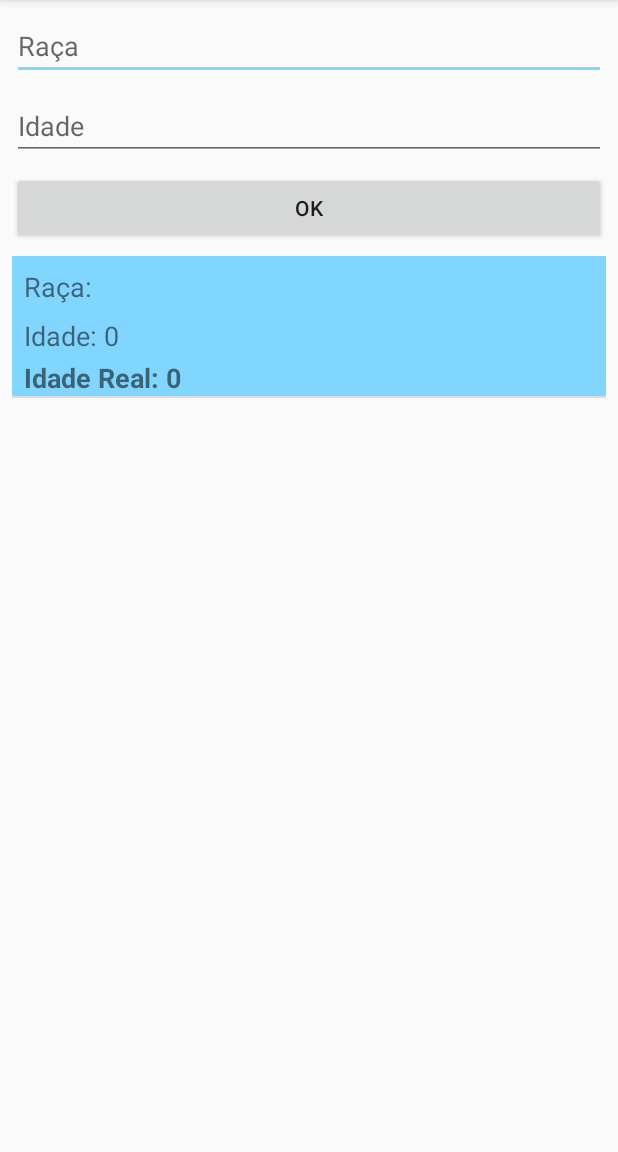
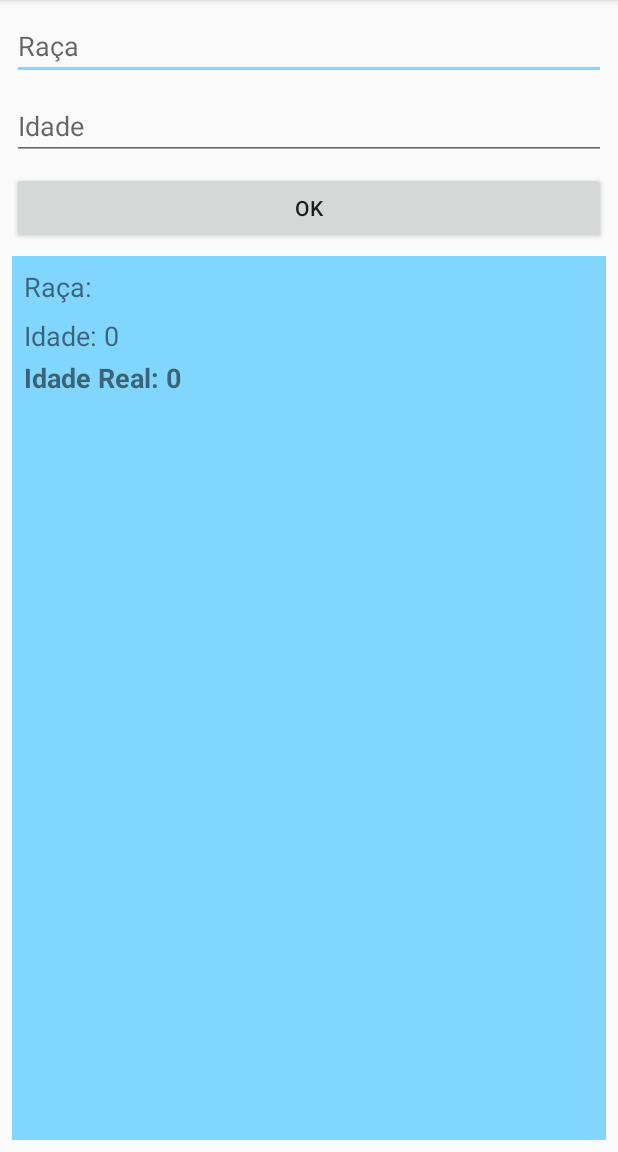
Before and after one commit to BrunoSouza22397/aulas-android, an Android app: the screen it shows after launch (MainActivity), after a tap on "OK", on a phone screen of 412 x 824 dp, the part 84-1236 px from its top. Run offline under Robolectric (Android 15) with nearby library versions, the phone set to English and light mode, and no system bars; 1 statement that could not run was skipped.

Commit message:
Recycler View

```diff
--- a/ExArrayAdapterDog/app/build.gradle
+++ b/ExArrayAdapterDog/app/build.gradle
@@ -25,4 +25,5 @@ dependencies {
     testImplementation 'junit:junit:4.12'
     androidTestImplementation 'com.android.support.test:runner:1.0.2'
     androidTestImplementation 'com.android.support.test.espresso:espresso-core:3.0.2'
+    implementation 'com.android.support:recyclerview-v7:27.1.1'
 }
--- a/ExArrayAdapterDog/app/src/main/java/bruno/souza/exarrayadapterdog/adapters/DogAdapter.java
+++ b/ExArrayAdapterDog/app/src/main/java/bruno/souza/exarrayadapterdog/adapters/DogAdapter.java
@@ -1,10 +1,11 @@
 package bruno.souza.exarrayadapterdog.adapters;
 
 import android.content.Context;
+import android.support.annotation.NonNull;
+import android.support.v7.widget.RecyclerView;
 import android.view.LayoutInflater;
 import android.view.View;
 import android.view.ViewGroup;
-import android.widget.BaseAdapter;
 import android.widget.TextView;
 
 import java.util.ArrayList;
@@ -12,62 +13,49 @@ import java.util.ArrayList;
 import bruno.souza.exarrayadapterdog.R;
 import bruno.souza.exarrayadapterdog.model.Dog;
 
-public class DogAdapter extends BaseAdapter{
+public class DogAdapter extends RecyclerView.Adapter {
 
     private Context context;
     private ArrayList<Dog> dogs;
-    private LayoutInflater inflater;
 
     public DogAdapter(Context context, ArrayList<Dog> dogs) {
         this.context = context;
         this.dogs = dogs;
-        this.inflater = LayoutInflater.from(context);
+    }
+
+    @NonNull
+    @Override
+    public RecyclerView.ViewHolder onCreateViewHolder(@NonNull ViewGroup parent, int viewType) {
+        View view = LayoutInflater.from(context).inflate(R.layout.line_dog, parent,false);
+        ViewHolder holder = new ViewHolder(view);
+        return holder;
     }
 
     @Override
-    public int getCount() {
+    public void onBindViewHolder(@NonNull RecyclerView.ViewHolder holder, int position) {
+        ViewHolder hold = (ViewHolder) holder;
+        Dog dog = dogs.get(position);
+
+        hold.tvRace.setText("Raça: "+dog.getRace());
+        hold.tvAge.setText("Idade: "+dog.getAge());
+        hold.tvRealAge.setText("Idade Real: "+dog.calcDogAge());
+    }
+
+    @Override
+    public int getItemCount() {
         return dogs.size();
     }
 
-    @Override
-    public Dog getItem(int position) {
-        return dogs.get(position);
-    }
-
-    @Override
-    public long getItemId(int position) {
-        return 0;
-    }
-
-    @Override
-    public View getView(int position, View convertView, ViewGroup parent) {
-        ViewHolder holder;
-
-        if (convertView == null){
-            convertView = inflater.inflate(R.layout.line_dog, parent, false);
-            holder = new ViewHolder(convertView);
-            convertView.setTag(holder);
-        }else{
-            holder = (ViewHolder) convertView.getTag();
-        }
-
-        Dog d = getItem(position);
-
-        holder.tvRace.setText("Raça: "+d.getRace());
-        holder.tvAge.setText("Idade: "+d.getAge());
-        holder.tvRealAge.setText("Idade Real: "+d.calcDogAge());
-
-        return convertView;
-    }
-    static class ViewHolder{
-        private TextView tvRace;
-        private TextView tvAge;
-        private TextView tvRealAge;
+    public class ViewHolder extends RecyclerView.ViewHolder{
+        final TextView tvRace;
+        final TextView tvAge;
+        final TextView tvRealAge;
 
         public ViewHolder(View v) {
-            this.tvRace = v.findViewById(R.id.ld_tv_race);
-            this.tvAge = v.findViewById(R.id.ld_tv_age);
-            this.tvRealAge = v.findViewById(R.id.ld_tv_real_age);
+            super(v);
+            tvRace = v.findViewById(R.id.ld_tv_race);
+            tvAge = v.findViewById(R.id.ld_tv_age);
+            tvRealAge = v.findViewById(R.id.ld_tv_real_age);
         }
     }
 }
--- a/ExArrayAdapterDog/app/src/main/java/bruno/souza/exarrayadapterdog/ui/MainActivity.java
+++ b/ExArrayAdapterDog/app/src/main/java/bruno/souza/exarrayadapterdog/ui/MainActivity.java
@@ -2,6 +2,8 @@ package bruno.souza.exarrayadapterdog.ui;
 
 import android.support.v7.app.AppCompatActivity;
 import android.os.Bundle;
+import android.support.v7.widget.LinearLayoutManager;
+import android.support.v7.widget.RecyclerView;
 import android.view.View;
 import android.widget.Button;
 import android.widget.EditText;
@@ -19,7 +21,8 @@ public class MainActivity extends AppCompatActivity {
     private EditText etRace;
     private EditText etAge;
     private Button btOK;
-    private ListView lvDogs;
+    private RecyclerView rvDogs;
+
     private ArrayList<Dog> dogs;
     private DogAdapter adapter;
 
@@ -31,11 +34,14 @@ public class MainActivity extends AppCompatActivity {
         btOK.setOnClickListener(new View.OnClickListener() {
             @Override
             public void onClick(View v) {
+
                 Dog d = new Dog();
+
                 d.setRace(etRace.getText().toString());
                 d.setAge(Integer.parseInt(etAge.getText().toString()));
 
                 dogs.add(d);
+
                 adapter.notifyDataSetChanged();
                 toast("Dog cadastrado.");
             }
@@ -45,11 +51,13 @@ public class MainActivity extends AppCompatActivity {
         etRace = findViewById(R.id.ma_et_race);
         etAge = findViewById(R.id.ma_et_age);
         btOK = findViewById(R.id.ma_bt_ok);
-        lvDogs = findViewById(R.id.ma_lv_dogs);
+        rvDogs = findViewById(R.id.ma_rv_dogs);
 
         dogs = new ArrayList<>();
         adapter = new DogAdapter(MainActivity.this,dogs);
-        lvDogs.setAdapter(adapter);
+        rvDogs.setAdapter(adapter);
+        rvDogs.setHasFixedSize(true);
+        rvDogs.setLayoutManager(new LinearLayoutManager(this));
     }
     private void toast(String msg){
         Toast.makeText(getBaseContext(), msg, Toast.LENGTH_SHORT).show();
--- a/ExArrayAdapterDog/app/src/main/res/layout/activity_main.xml
+++ b/ExArrayAdapterDog/app/src/main/res/layout/activity_main.xml
@@ -46,17 +46,17 @@
         app:layout_constraintStart_toStartOf="parent"
         app:layout_constraintTop_toBottomOf="@+id/ma_et_age" />
 
-    <ListView
-        android:id="@+id/ma_lv_dogs"
+    <android.support.v7.widget.RecyclerView
+        android:id="@+id/ma_rv_dogs"
         android:layout_width="0dp"
         android:layout_height="0dp"
-        android:layout_marginBottom="8dp"
-        android:layout_marginEnd="8dp"
         android:layout_marginStart="8dp"
         android:layout_marginTop="8dp"
-        tools:listitem="@layout/line_dog"
+        android:layout_marginEnd="8dp"
+        android:layout_marginBottom="8dp"
         app:layout_constraintBottom_toBottomOf="parent"
         app:layout_constraintEnd_toEndOf="parent"
         app:layout_constraintStart_toStartOf="parent"
         app:layout_constraintTop_toBottomOf="@+id/ma_bt_ok" />
+
 </android.support.constraint.ConstraintLayout>
--- a/ExArrayAdapterDog/build.gradle
+++ b/ExArrayAdapterDog/build.gradle
@@ -7,7 +7,7 @@ buildscript {
         jcenter()
     }
     dependencies {
-        classpath 'com.android.tools.build:gradle:3.1.3'
+        classpath 'com.android.tools.build:gradle:3.2.1'
 
 
         // NOTE: Do not place your application dependencies here; they belong
```
Also changed, not shown: ExArrayAdapterDog/gradle/wrapper/gradle-wrapper.properties, 1 other file.
